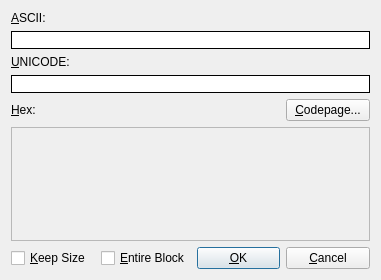
Above: src/gui/Src/Gui/HexEditDialog.ui from x64dbg/x64dbg before the change. Below: the same form after it.
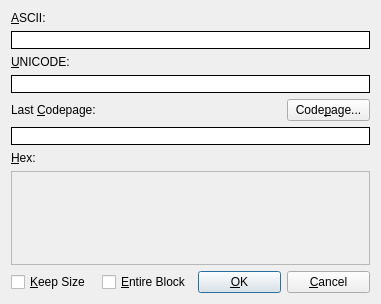
That is the form after the change. Icons and pictures are not drawn. Custom widgets are drawn as their Qt base class.

The edit to the form file:
```diff
--- a/src/gui/Src/Gui/HexEditDialog.ui
+++ b/src/gui/Src/Gui/HexEditDialog.ui
@@ -7,7 +7,7 @@
     <x>0</x>
     <y>0</y>
     <width>381</width>
-    <height>280</height>
+    <height>304</height>
    </rect>
   </property>
   <property name="windowTitle">
@@ -18,6 +18,29 @@
     <normaloff>:/icons/images/document-binary.png</normaloff>:/icons/images/document-binary.png</iconset>
   </property>
   <layout class="QGridLayout" name="gridLayout">
+   <item row="5" column="0" colspan="4">
+    <widget class="HexLineEdit" name="lineEditCodepage">
+     <property name="styleSheet">
+      <string notr="true">QLineEdit {border-style: outset; border-width: 1px; border-color: black}</string>
+     </property>
+    </widget>
+   </item>
+   <item row="3" column="0" colspan="4">
+    <widget class="HexLineEdit" name="lineEditUnicode">
+     <property name="styleSheet">
+      <string notr="true">QLineEdit {border-style: outset; border-width: 1px; border-color: black}</string>
+     </property>
+     <property name="inputMask">
+      <string/>
+     </property>
+     <property name="maxLength">
+      <number>32767</number>
+     </property>
+     <property name="frame">
+      <bool>false</bool>
+     </property>
+    </widget>
+   </item>
    <item row="0" column="0">
     <widget class="QLabel" name="labelAscii">
      <property name="text">
@@ -28,29 +51,10 @@
      </property>
     </widget>
    </item>
-   <item row="2" column="0">
-    <widget class="QLabel" name="labelUnicode">
+   <item row="8" column="2">
+    <widget class="QPushButton" name="btnOk">
      <property name="text">
-      <string>&amp;UNICODE:</string>
-     </property>
-     <property name="buddy">
-      <cstring>lineEditUnicode</cstring>
-     </property>
-    </widget>
-   </item>
-   <item row="3" column="0" colspan="4">
-    <widget class="HexLineEdit" name="lineEditUnicode">
-     <property name="styleSheet">
-      <string notr="true">QLineEdit {border-style: outset; border-width: 1px; border-color: black}</string>
-     </property>
-     <property name="inputMask">
-      <string/>
-     </property>
-     <property name="maxLength">
-      <number>32767</number>
-     </property>
-     <property name="frame">
-      <bool>false</bool>
+      <string>&amp;OK</string>
      </property>
     </widget>
    </item>
@@ -70,7 +74,7 @@
      </property>
     </widget>
    </item>
-   <item row="4" column="0">
+   <item row="6" column="0">
     <widget class="QLabel" name="labelHex">
      <property name="text">
       <string>&amp;Hex:</string>
@@ -80,21 +84,21 @@
      </property>
     </widget>
    </item>
-   <item row="6" column="0">
-    <widget class="QCheckBox" name="chkKeepSize">
+   <item row="8" column="3">
+    <widget class="QPushButton" name="btnCancel">
      <property name="text">
-      <string>&amp;Keep Size</string>
+      <string>&amp;Cancel</string>
      </property>
     </widget>
    </item>
-   <item row="6" column="2">
-    <widget class="QPushButton" name="btnOk">
+   <item row="8" column="1">
+    <widget class="QCheckBox" name="chkEntireBlock">
      <property name="text">
-      <string>&amp;OK</string>
+      <string>&amp;Entire Block</string>
      </property>
     </widget>
    </item>
-   <item row="5" column="0" colspan="4">
+   <item row="7" column="0" colspan="4">
     <widget class="QScrollArea" name="scrollArea">
      <property name="focusPolicy">
       <enum>Qt::NoFocus</enum>
@@ -111,23 +115,36 @@
         <x>0</x>
         <y>0</y>
         <width>361</width>
-        <height>116</height>
+        <height>100</height>
        </rect>
       </property>
      </widget>
     </widget>
    </item>
-   <item row="6" column="1">
-    <widget class="QCheckBox" name="chkEntireBlock">
+   <item row="2" column="0">
+    <widget class="QLabel" name="labelUnicode">
      <property name="text">
-      <string>&amp;Entire Block</string>
+      <string>&amp;UNICODE:</string>
      </property>
+     <property name="buddy">
+      <cstring>lineEditUnicode</cstring>
+     </property>
     </widget>
    </item>
-   <item row="6" column="3">
-    <widget class="QPushButton" name="btnCancel">
+   <item row="8" column="0">
+    <widget class="QCheckBox" name="chkKeepSize">
      <property name="text">
-      <string>&amp;Cancel</string>
+      <string>&amp;Keep Size</string>
+     </property>
+    </widget>
+   </item>
+   <item row="4" column="0">
+    <widget class="QLabel" name="labelLastCodepage">
+     <property name="text">
+      <string>Last &amp;Codepage:</string>
+     </property>
+     <property name="buddy">
+      <cstring>lineEditCodepage</cstring>
      </property>
     </widget>
    </item>
@@ -146,7 +163,7 @@
       </size>
      </property>
      <property name="text">
-      <string>&amp;Codepage...</string>
+      <string>Code&amp;page...</string>
      </property>
     </widget>
    </item>
```
